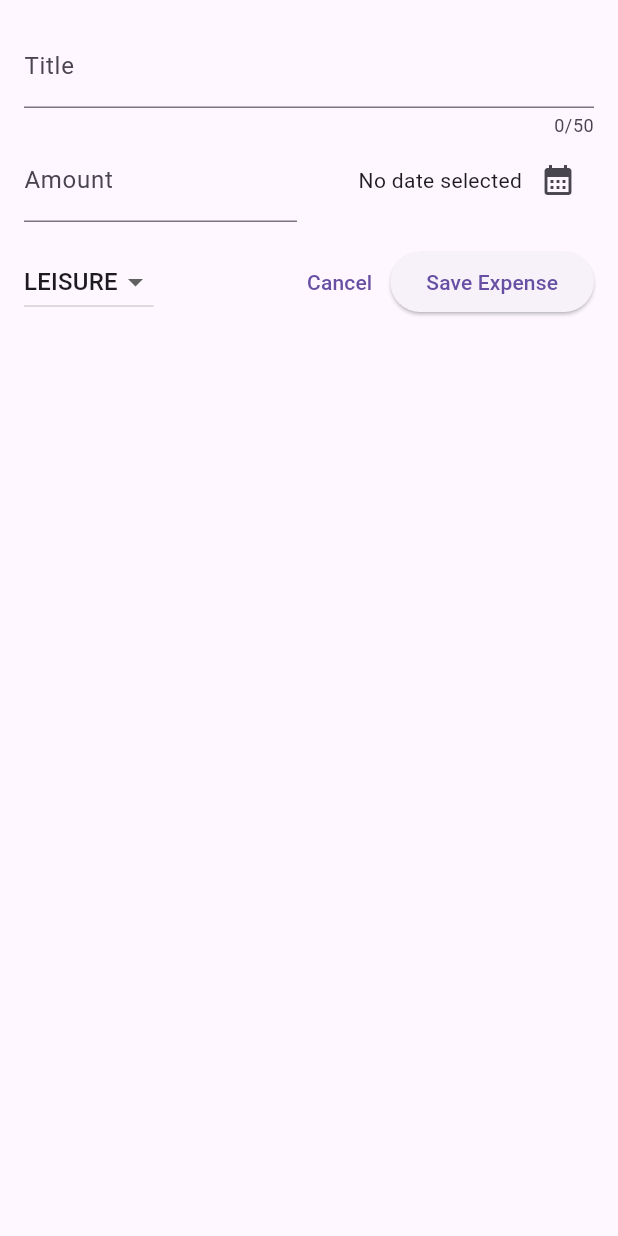
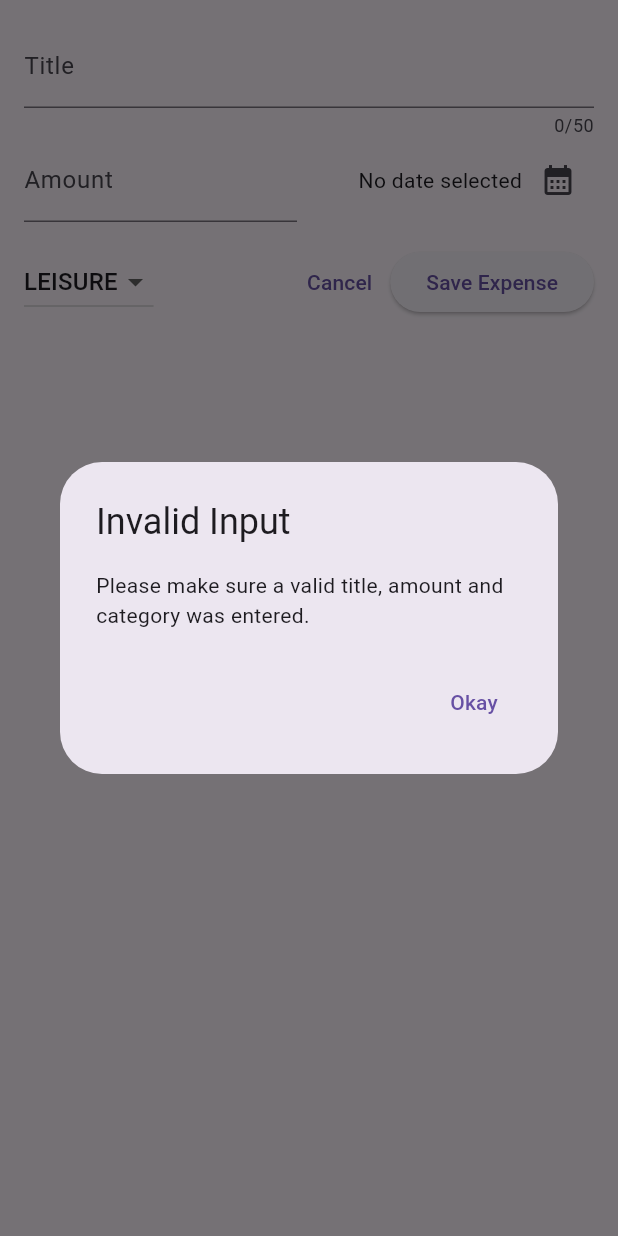
Before and after one commit to sudofm/expense-tracker, a Flutter app: the NewExpense widget shown alone on an empty page, opened directly, after a tap on "Save Expense", on a phone screen of 412 x 824 dp. Run offline on Flutter 3.47's test engine with Material 3 defaults, Android fonts, the phone set to English and light mode, and no system bars.

Commit message:
validate user input

```diff
--- a/lib/widgets/new_expenses.dart
+++ b/lib/widgets/new_expenses.dart
@@ -30,6 +30,32 @@ class _NewExpenseState extends State<NewExpense> {
     setState(() {
       _selectedDate = pickedDate;
     });
+  }
+
+  void _submitExpenseData() {
+    final enteredAmount = double.tryParse(_amountController.text);
+    final amountIsInvalid = enteredAmount == null || enteredAmount <= 0;
+    if (_titleControler.text.trim().isEmpty ||
+        amountIsInvalid ||
+        _selectedDate == null) {
+      showDialog(
+        context: context,
+        builder: (ctx) => AlertDialog(
+          title: const Text('Invalid Input'),
+          content: const Text(
+              'Please make sure a valid title, amount and category was entered.'),
+          actions: [
+            TextButton(
+              onPressed: () {
+                Navigator.pop(ctx);
+              },
+              child: const Text('Okay'),
+            )
+          ],
+        ),
+      );
+      return;
+    }
   }
 
   @override
@@ -114,11 +140,7 @@ class _NewExpenseState extends State<NewExpense> {
               child: const Text('Cancel'),
             ),
             ElevatedButton(
-              onPressed: () {
-                //print(_enteredTitle);
-                print(_titleControler.text);
-                print(_amountController.text);
-              },
+              onPressed: _submitExpenseData,
               child: const Text('Save Expense'),
             ),
           ],
```
